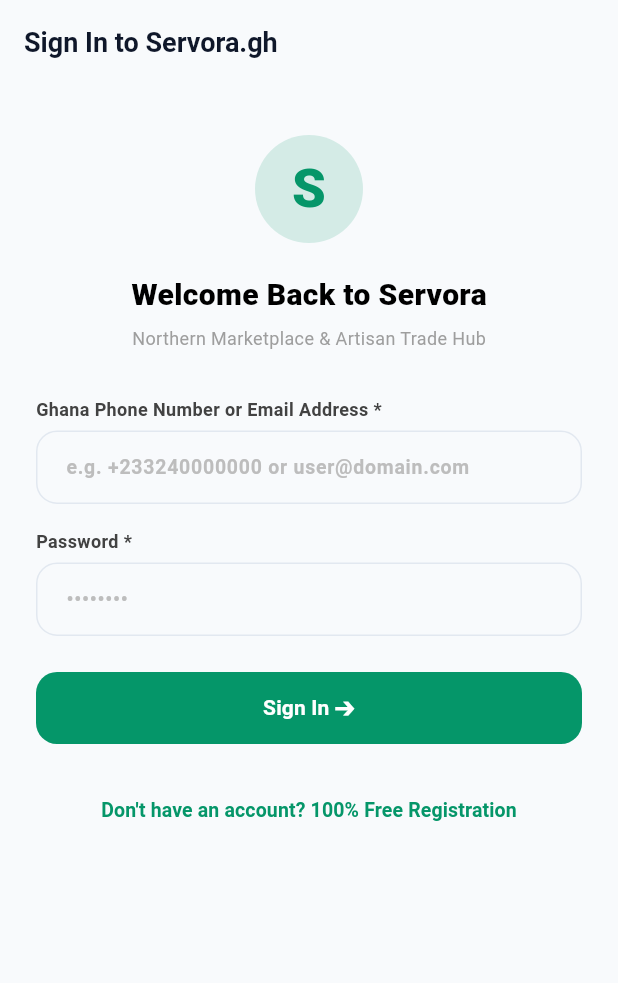
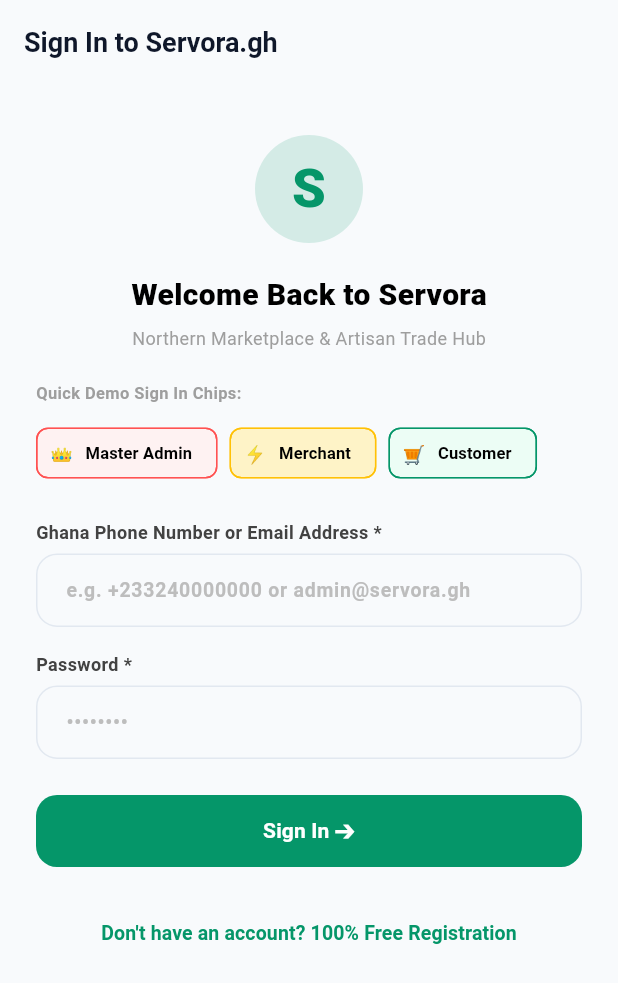
Before and after one commit to servoragh/servoragh, a Flutter app: the LoginScreen screen opened by its route, on a phone screen of 412 x 824 dp. Shown: the top 983 px of the screen. Run offline on Flutter 3.47's test engine with Material 3 defaults, Android fonts, the phone set to English and light mode, and no system bars; our stand-ins replace cached_network_image, dio, flutter_animate, flutter_secure_storage, gap, geolocator and 3 more; accounts and stored records are empty; network calls fail.

Commit message:
feat(mobile): add quick demo sign-in chips for Admin, Merchant, and Customer testing

```diff
--- a/mobile/lib/features/auth/views/login_screen.dart
+++ b/mobile/lib/features/auth/views/login_screen.dart
@@ -16,6 +16,13 @@
   final TextEditingController _phoneController = TextEditingController();
   final TextEditingController _passwordController = TextEditingController();
   final TextEditingController _nameController = TextEditingController();
+
+  void _fillDemoCredentials(String identifier, String pass) {
+    setState(() {
+      _phoneController.text = identifier;
+      _passwordController.text = pass;
+    });
+  }
 
   @override
   Widget build(BuildContext context) {
@@ -55,7 +62,44 @@
                     style: TextStyle(fontSize: 12, color: Colors.grey),
                   ),
                 ),
-                const SizedBox(height: 30),
+                const SizedBox(height: 20),
+
+                // Quick Demo Account Auto-Fill Chips
+                if (!_isSignUp) ...[
+                  const Text(
+                    'Quick Demo Sign In Chips:',
+                    style: TextStyle(fontSize: 11, fontWeight: FontWeight.bold, color: Colors.grey),
+                  ),
+                  const SizedBox(height: 8),
+                  Wrap(
+                    spacing: 8,
+                    runSpacing: 8,
+                    children: [
+                      ActionChip(
+                        avatar: const Text('👑', style: TextStyle(fontSize: 12)),
+                        label: const Text('Master Admin', style: TextStyle(fontSize: 11, fontWeight: FontWeight.bold)),
+                        backgroundColor: const Color(0xFFFEF2F2),
+                        side: const BorderSide(color: Colors.redAccent),
+                        onPressed: () => _fillDemoCredentials('admin@servora.gh', 'admin12345'),
+                      ),
+                      ActionChip(
+                        avatar: const Text('⚡', style: TextStyle(fontSize: 12)),
+                        label: const Text('Merchant', style: TextStyle(fontSize: 11, fontWeight: FontWeight.bold)),
+                        backgroundColor: const Color(0xFFFEF3C7),
+                        side: const BorderSide(color: Colors.amber),
+                        onPressed: () => _fillDemoCredentials('kwame.electric@gmail.com', 'password123'),
+                      ),
+                      ActionChip(
+                        avatar: const Text('🛒', style: TextStyle(fontSize: 12)),
+                        label: const Text('Customer', style: TextStyle(fontSize: 11, fontWeight: FontWeight.bold)),
+                        backgroundColor: const Color(0xFFECFDF5),
+                        side: const BorderSide(color: Color(0xFF059669)),
+                        onPressed: () => _fillDemoCredentials('amina@gmail.com', 'password123'),
+                      ),
+                    ],
+                  ),
+                  const SizedBox(height: 20),
+                ],
 
                 if (_isSignUp) ...[
                   ServoraTextField(
@@ -68,7 +112,7 @@
 
                 ServoraTextField(
                   label: 'Ghana Phone Number or Email Address *',
-                  hint: 'e.g. +233240000000 or user@domain.com',
+                  hint: 'e.g. +233240000000 or admin@servora.gh',
                   keyboardType: TextInputType.emailAddress,
                   controller: _phoneController,
                 ),
```
Also changed, not shown: 1 other file.
